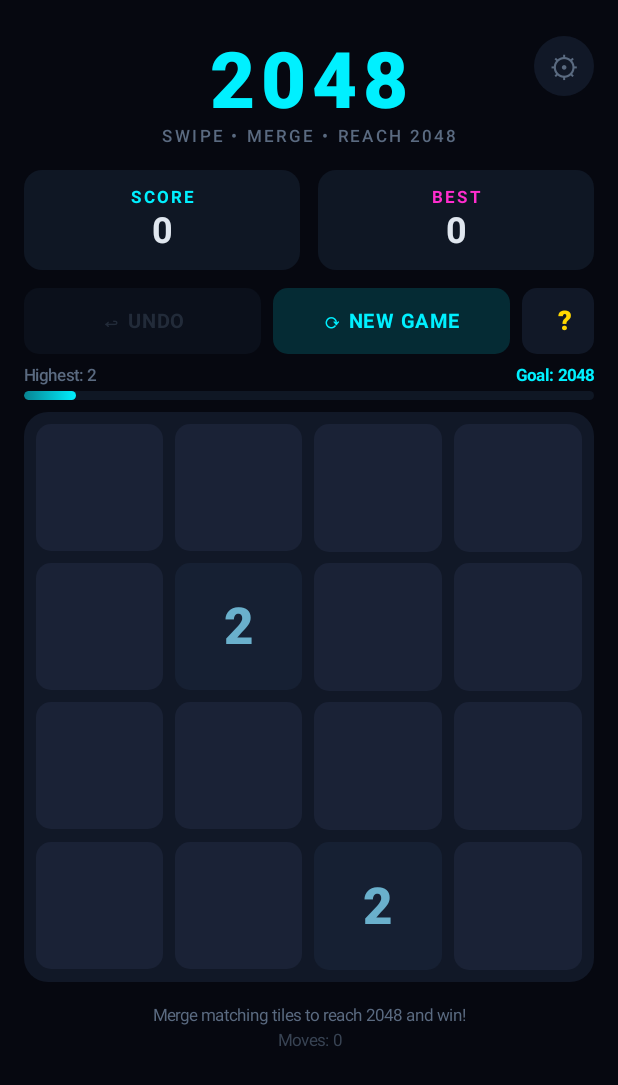
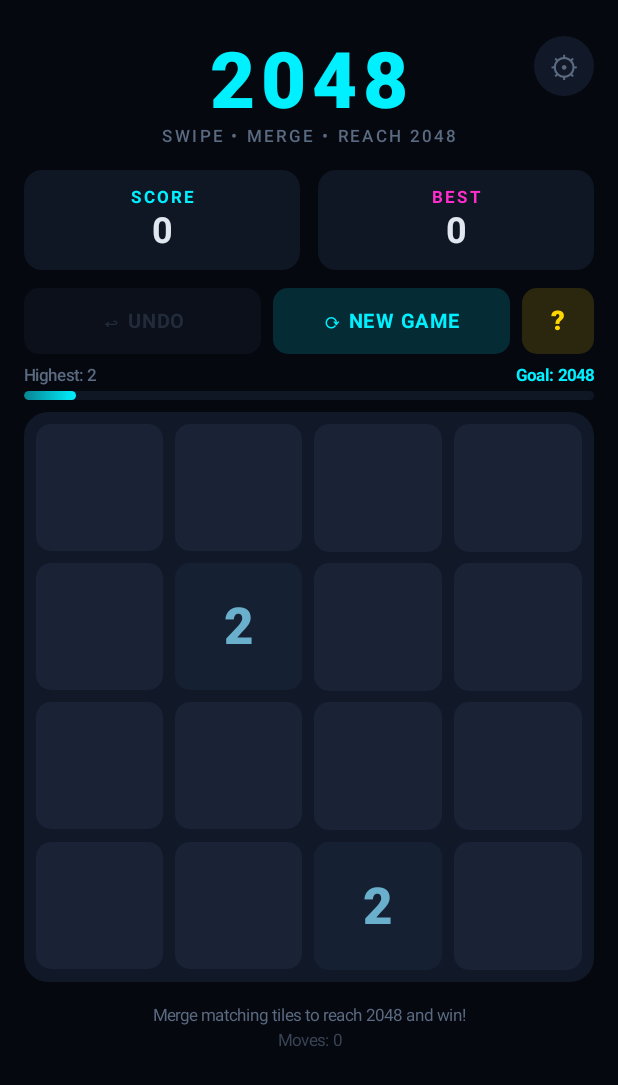
Before and after one commit to randan96mk/6767-game, an Android app built with Jetpack Compose: the screen it shows after launch (MainActivity), after a tap on "GOT IT!", on a phone screen of 412 x 824 dp. Shown: the top 1085 px of the screen. Run offline under Robolectric (Android 15) with nearby library versions, the phone set to English and light mode, and no system bars; 3 other taps on this screen came first.

Commit message:
Fix help button "?" not visible due to Button default padding
The "?" button was 48dp wide but Material3 Button has 24dp content
padding on each side, leaving 0dp for the text. Fixed by setting
contentPadding to 0.dp. Also changed button background to gold tint
for better visibility across both themes.

https://claude.ai/code/session_018JT1teo7UeptLGGDkCsNtT

```diff
--- a/app/src/main/java/com/mkggames/puzzle2048/ui/GameScreen.kt
+++ b/app/src/main/java/com/mkggames/puzzle2048/ui/GameScreen.kt
@@ -17,6 +17,7 @@ import androidx.compose.foundation.clickable
 import androidx.compose.foundation.gestures.detectDragGestures
 import androidx.compose.foundation.layout.Arrangement
 import androidx.compose.foundation.layout.Box
+import androidx.compose.foundation.layout.PaddingValues
 import androidx.compose.foundation.layout.Column
 import androidx.compose.foundation.layout.Row
 import androidx.compose.foundation.layout.Spacer
@@ -324,10 +325,11 @@ fun ActionButtons(canUndo: Boolean, onUndo: () -> Unit, onNewGame: () -> Unit, o
         Button(
             onClick = onHelp,
             colors = ButtonDefaults.buttonColors(
-                containerColor = colors.buttonBg,
+                containerColor = colors.accentGold.copy(alpha = 0.15f),
                 contentColor = colors.accentGold
             ),
             shape = RoundedCornerShape(10.dp),
+            contentPadding = PaddingValues(0.dp),
             modifier = Modifier
                 .width(48.dp)
                 .height(44.dp)
```
